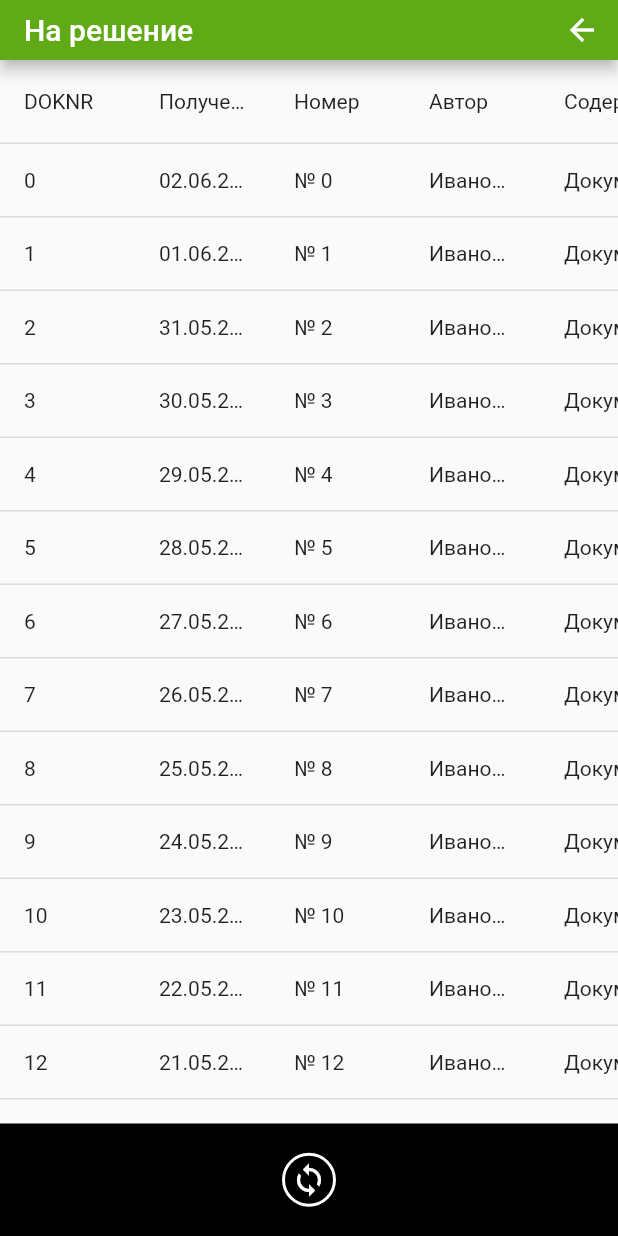
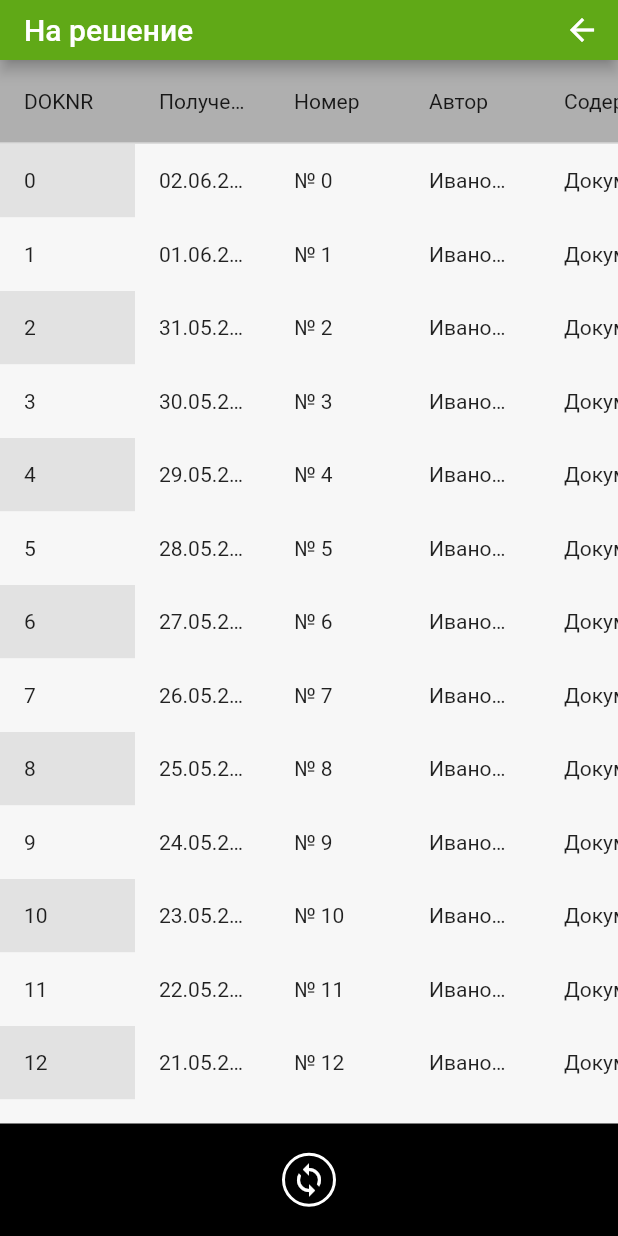
Before and after one commit to rvsmirnov/RMR-EASD, a Flutter app: the DecisionView screen opened directly, on a phone screen of 412 x 824 dp. Run offline on Flutter 3.47's test engine with Material 2 defaults, Android fonts, the phone set to English and light mode, and no system bars; drawn by our look-alikes of syncfusion_flutter_datagrid.

Commit message:
изменение 1

```diff
--- a/lib/views/documentlist/decisionview.dart
+++ b/lib/views/documentlist/decisionview.dart
@@ -1,6 +1,7 @@
 import 'package:MWPX/controls/appbar.dart';
 import 'package:MWPX/controls/buttonbar.dart';
 import 'package:MWPX/datastructure/list/DecisionListItem.dart';
+import 'package:MWPX/mwpcolors.dart';
 import 'package:flutter/material.dart';
 import 'package:MWPX/constants.dart' as Constants;
 import 'package:syncfusion_flutter_datagrid/datagrid.dart';
@@ -42,6 +43,7 @@ class DecisionView extends StatelessWidget {
                 allowSorting: true,
                 selectionMode: SelectionMode.single,
                 source: _decisionListSource,
+                gridLinesVisibility: GridLinesVisibility.none,
                 columns: [
                   GridTextColumn(
                       columnName: 'doknr',
@@ -49,6 +51,7 @@ class DecisionView extends StatelessWidget {
                       label: Container(
                           padding: EdgeInsets.symmetric(horizontal: 16.0),
                           alignment: Alignment.centerLeft,
+                          color: mwpColorLight,
                           child: Text(
                             'DOKNR',
                             overflow: TextOverflow.ellipsis,
@@ -59,6 +62,7 @@ class DecisionView extends StatelessWidget {
                       label: Container(
                           padding: EdgeInsets.symmetric(horizontal: 16.0),
                           alignment: Alignment.centerLeft,
+                          color: mwpColorLight,
                           child: Text(
                             'Получено',
                             overflow: TextOverflow.ellipsis,
@@ -69,6 +73,7 @@ class DecisionView extends StatelessWidget {
                       label: Container(
                           padding: EdgeInsets.symmetric(horizontal: 16.0),
                           alignment: Alignment.centerLeft,
+                          color: mwpColorLight,
                           child: Text(
                             'Номер',
                             overflow: TextOverflow.ellipsis,
@@ -79,6 +84,7 @@ class DecisionView extends StatelessWidget {
                       label: Container(
                           padding: EdgeInsets.symmetric(horizontal: 16.0),
                           alignment: Alignment.centerLeft,
+                          color: mwpColorLight,
                           child: Text(
                             'Автор',
                             overflow: TextOverflow.ellipsis,
@@ -89,6 +95,7 @@ class DecisionView extends StatelessWidget {
                       label: Container(
                           padding: EdgeInsets.symmetric(horizontal: 16.0),
                           alignment: Alignment.centerLeft,
+                          color: mwpColorLight,
                           child: Text(
                             'Содержание',
                             overflow: TextOverflow.ellipsis,
@@ -125,6 +132,8 @@ class DecisionDataSource extends DataGridSource {
         .toList();
   }
 
+//          if (dataGridCell.value == 'Developer'
+
   @override
   DataGridRowAdapter? buildRow(DataGridRow row) {
     return DataGridRowAdapter(
@@ -132,6 +141,10 @@ class DecisionDataSource extends DataGridSource {
       return Container(
           alignment: Alignment.centerLeft,
           padding: EdgeInsets.symmetric(horizontal: 16.0),
+          color: (dataGridCell.columnName == 'doknr' &&
+                  int.parse(dataGridCell.value).remainder(2) == 0
+              ? mwpTableRowBackroundDark
+              : mwpTableRowBackroundLight),
           child: Text(
             dataGridCell.value.toString(),
             overflow: TextOverflow.ellipsis,
```
